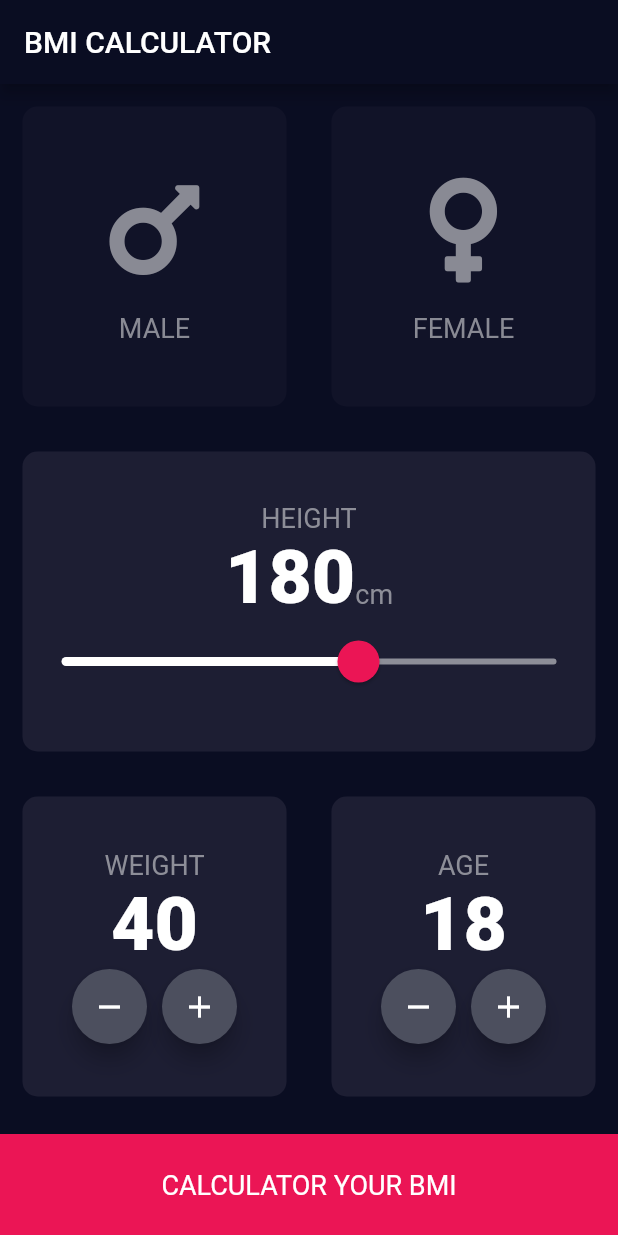
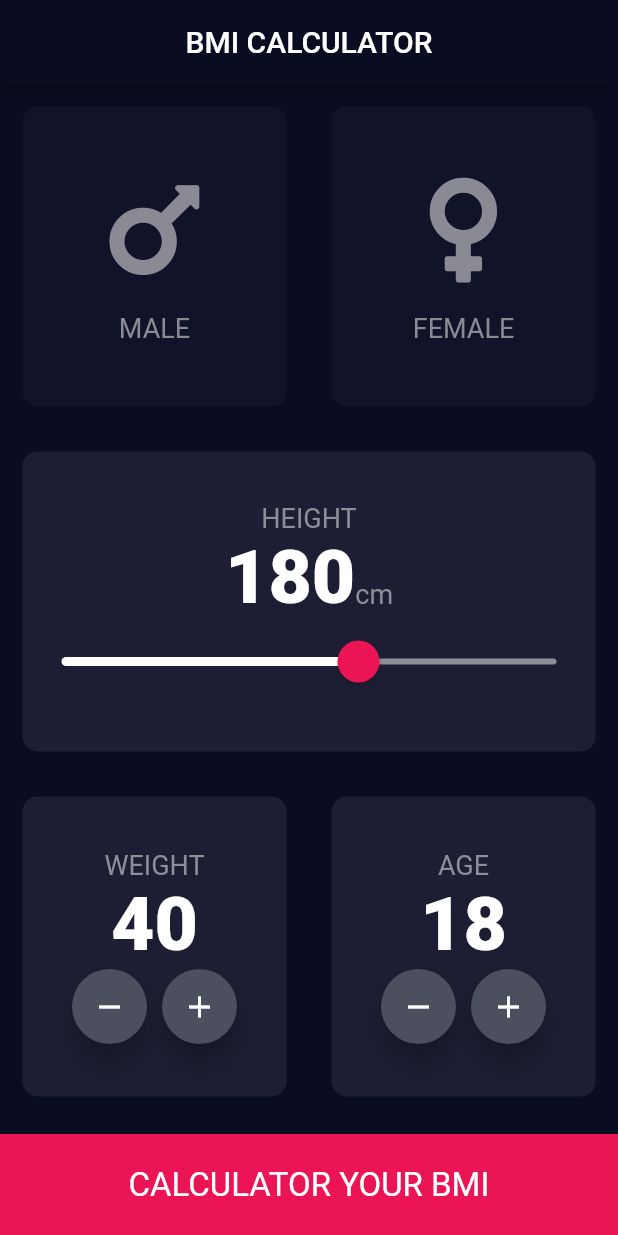
Before and after one commit to DanhVanPham/Calculator-BMI, a Flutter app: the screen it shows after launch, on a phone screen of 412 x 824 dp. Run offline on Flutter 3.47's test engine with Material 2 defaults, Android fonts, the phone set to English and light mode, and no system bars; our stand-ins replace font_awesome_flutter.

Commit message:
[DanhPV] compleate app and add icon

```diff
--- /dev/null
+++ b/lib/components/button_bottom.dart
@@ -0,0 +1,27 @@
+import 'package:flutter/material.dart';
+import '../constants.dart';
+
+class ButtonBottom extends StatelessWidget {
+  ButtonBottom({required this.textButton, required this.onTap});
+
+  String textButton;
+  VoidCallback onTap;
+
+  @override
+  Widget build(BuildContext context) {
+    return GestureDetector(
+      onTap: onTap,
+      child: Container(
+        color: kBackgroundColorBottom,
+        margin: EdgeInsets.only(top: 10.0),
+        width: double.infinity,
+        height: kHeightContainerBottom,
+        child: Center(
+            child: Text(
+          textButton,
+          style: kBodyTextStyle,
+        )),
+      ),
+    );
+  }
+}
--- a/lib/icon_data.dart
+++ b/lib/components/icon_data.dart
@@ -1,5 +1,5 @@
 import 'package:flutter/material.dart';
-import 'constants.dart';
+import 'package:bmi_calculator/constants.dart';
 
 class IconContent extends StatelessWidget {
   IconContent({required this.iconData, required this.label, this.colour});
--- /dev/null
+++ b/lib/components/round_icon.dart
@@ -0,0 +1,24 @@
+import 'package:flutter/material.dart';
+
+class RoundIconButton extends StatelessWidget {
+  RoundIconButton({required this.iconData, required this.onPress});
+
+  IconData iconData;
+
+  VoidCallback onPress;
+
+  @override
+  Widget build(BuildContext context) {
+    return RawMaterialButton(
+      constraints: BoxConstraints.tightFor(
+        width: 50.0,
+        height: 50.0,
+      ),
+      shape: CircleBorder(),
+      fillColor: Color(0xff4c4f5e),
+      child: Icon(iconData),
+      elevation: 6.0,
+      onPressed: onPress,
+    );
+  }
+}
--- a/lib/constants.dart
+++ b/lib/constants.dart
@@ -6,3 +6,16 @@ const kActiveBacColorCard = Color(0xff1d1e33);
 const kInacticeBacColorCard = Color(0xff111328);
 const kBackgroundColorBottom = Color(0xffeb1555);
 const kTextStyleBold = TextStyle(fontSize: 50.0, fontWeight: FontWeight.w900);
+const kTitleTextStyle = TextStyle(fontSize: 50.0, fontWeight: FontWeight.bold);
+const kResultTextStyle = TextStyle(
+    color: Color(0XFF24D876), fontSize: 22.0, fontWeight: FontWeight.bold);
+const kBMITextStyle = TextStyle(
+  fontSize: 100.0,
+  fontWeight: FontWeight.bold,
+);
+
+const kBodyTextStyle = TextStyle(
+  fontSize: 22.0,
+);
+
+enum StatusBMI { under, normal, overweight }
--- a/lib/main.dart
+++ b/lib/main.dart
@@ -1,5 +1,7 @@
 import 'package:flutter/material.dart';
-import 'input_page.dart';
+import 'screens/input_page.dart';
+import 'screens/result_page.dart';
+import 'screens/calculator_brain.dart';
 
 void main() {
   runApp(BMICalculator());
--- a/lib/input_page.dart
+++ b/lib/screens/input_page.dart
@@ -1,9 +1,13 @@
+import 'package:bmi_calculator/screens/calculator_brain.dart';
+import 'package:bmi_calculator/screens/result_page.dart';
 import 'package:flutter/cupertino.dart';
 import 'package:flutter/material.dart';
 import 'package:font_awesome_flutter/font_awesome_flutter.dart';
-import 'icon_data.dart';
-import 'reuseable_card.dart';
-import 'constants.dart';
+import 'package:bmi_calculator/components/icon_data.dart';
+import '../components/reuseable_card.dart';
+import '../constants.dart';
+import '../components/button_bottom.dart';
+import 'package:bmi_calculator/components/round_icon.dart';
 
 enum GenderType { male, female }
 
@@ -19,11 +23,16 @@ class _InputPageState extends State<InputPage> {
   // male = 1; female = 2
   GenderType? selectedGender;
   int height = 180, weight = 40, age = 18;
+  double result = 0;
+  double calculateBmi() {
+    return result = weight / (height * 0.01 * 2);
+  }
+
   @override
   Widget build(BuildContext context) {
     return Scaffold(
         appBar: AppBar(
-          title: Text('BMI CALCULATOR'),
+          title: Center(child: Text('BMI CALCULATOR')),
         ),
         body: Container(
           child: Column(
@@ -240,47 +249,24 @@ class _InputPageState extends State<InputPage> {
                   ],
                 ),
               ),
-              GestureDetector(
-                child: Container(
-                  color: kBackgroundColorBottom,
-                  margin: EdgeInsets.only(top: 10.0),
-                  width: double.infinity,
-                  height: kHeightContainerBottom,
-                  child: Center(
-                      child: Text(
-                    'CALCULATOR YOUR BMI',
-                    style: TextStyle(
-                      fontSize: 18.0,
-                    ),
-                  )),
-                ),
+              ButtonBottom(
+                textButton: 'CALCULATOR YOUR BMI',
+                onTap: () {
+                  CalculatorBrain calc =
+                      CalculatorBrain(height: height, weight: weight);
+                  Navigator.push(
+                      context,
+                      MaterialPageRoute(
+                          builder: (context) => ResultPage(
+                                bmiResult: calc.calculateBMI(),
+                                interpretation: calc.getInterpretation(),
+                                resultText: calc.getResultText(),
+                              )));
+                },
               )
             ],
           ),
         ));
-  }
-}
-
-class RoundIconButton extends StatelessWidget {
-  RoundIconButton({required this.iconData, required this.onPress});
-
-  IconData iconData;
-
-  VoidCallback onPress;
-
-  @override
-  Widget build(BuildContext context) {
-    return RawMaterialButton(
-      constraints: BoxConstraints.tightFor(
-        width: 50.0,
-        height: 50.0,
-      ),
-      shape: CircleBorder(),
-      fillColor: Color(0xff4c4f5e),
-      child: Icon(iconData),
-      elevation: 6.0,
-      onPressed: onPress,
-    );
   }
 }
 
```
Also changed, not shown: lib/screens/calculator_brain.dart (added, +35 -0 lines), lib/screens/result_page.dart (added, +81 -0 lines), lib/components/reuseable_card.dart (renamed from lib/reuseable_card.dart), 26 other files.
